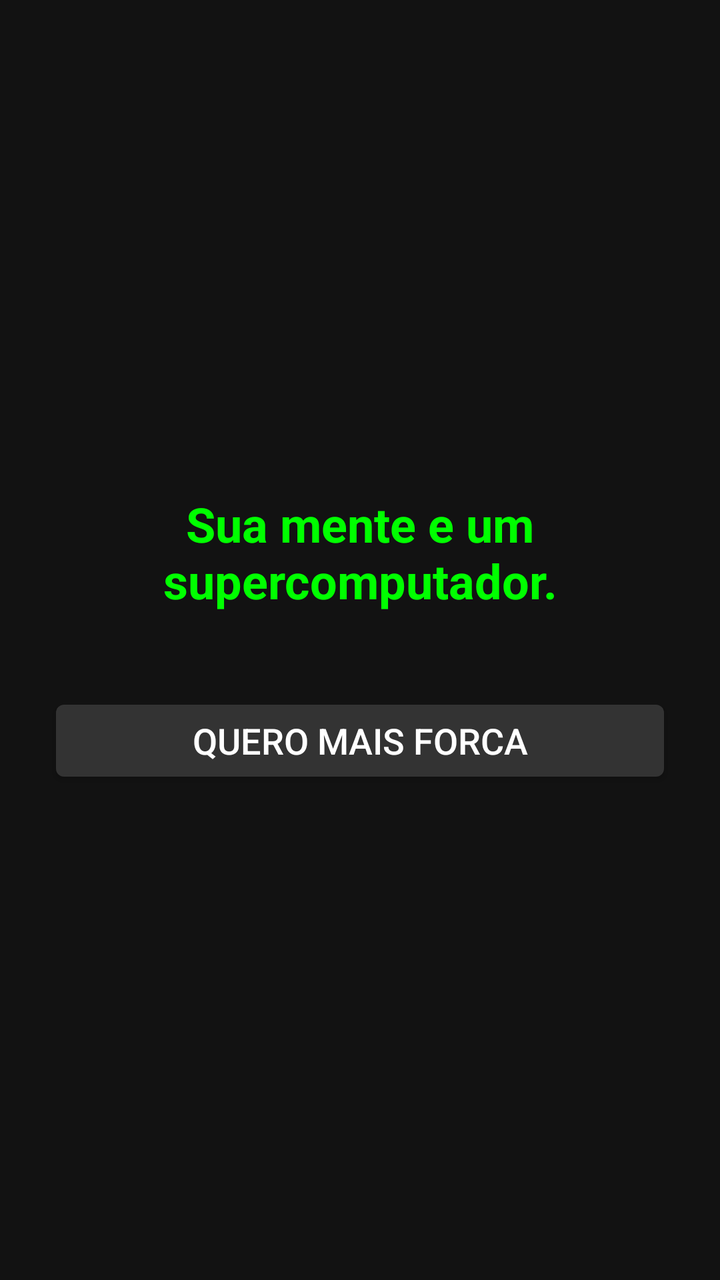
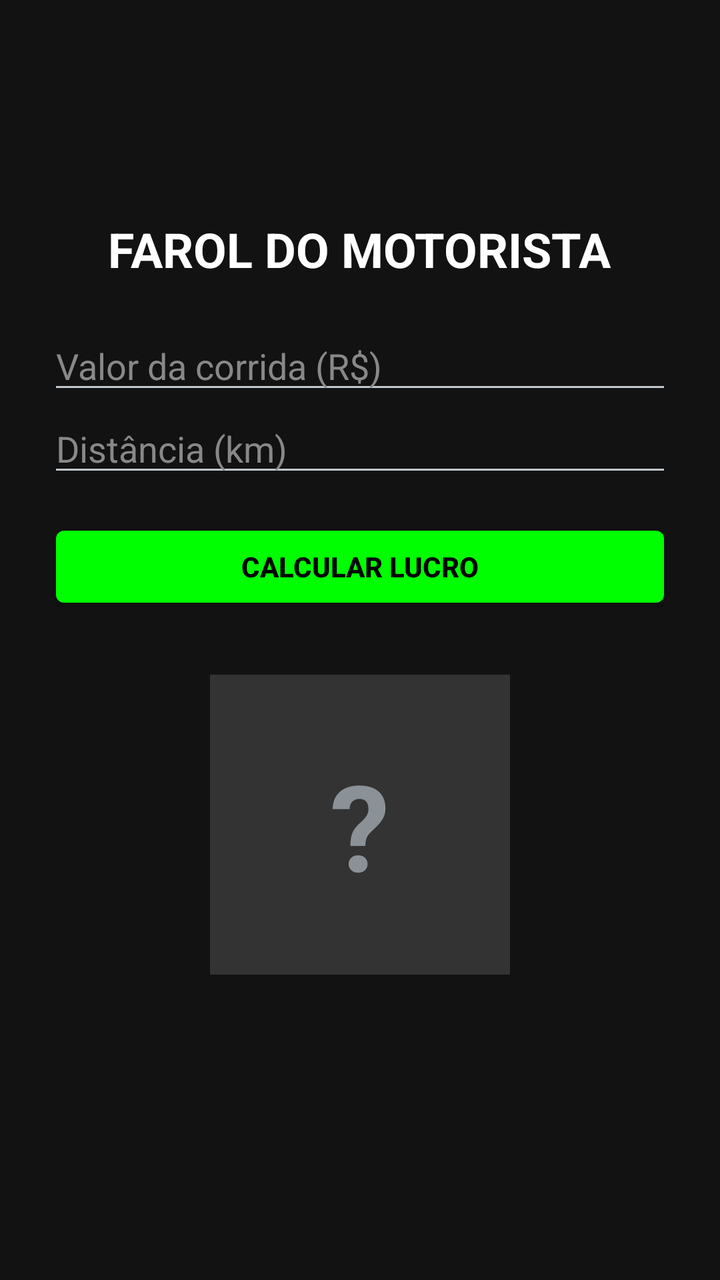

Screens rendered from an Android XML layout before and after an edit, with the pre-edit source and the edit as a unified diff.
<!-- AndroidManifest.xml: application theme android:Theme.DeviceDefault.NoActionBar -->
<!-- res/layout/activity_main.xml -->
<?xml version="1.0" encoding="utf-8"?>
<LinearLayout xmlns:android="http://schemas.android.com/apk/res/android"
    android:layout_width="match_parent"
    android:layout_height="match_parent"
    android:orientation="vertical"
    android:gravity="center"
    android:padding="24dp"
    android:background="#121212">

    <TextView
        android:id="@+id/txtFrase"
        android:layout_width="match_parent"
        android:layout_height="wrap_content"
        android:text="Sua mente e um supercomputador."
        android:textColor="#00FF00"
        android:textSize="24sp"
        android:textStyle="bold"
        android:gravity="center"
        android:layout_marginBottom="40dp" />

    <Button
        android:id="@+id/btnNovaFrase"
        android:layout_width="match_parent"
        android:layout_height="wrap_content"
        android:text="QUERO MAIS FORCA"
        android:backgroundTint="#333333"
        android:textColor="#FFFFFF"
        android:textSize="18sp" />

</LinearLayout>
<!-- resources referenced by this layout -->
<resources>

</resources>

<!-- the commit's change to res/layout/activity_main.xml (unified diff, before → after) -->
@@ -8,23 +8,62 @@
     android:background="#121212">
 
     <TextView
-        android:id="@+id/txtFrase"
+        android:layout_width="wrap_content"
+        android:layout_height="wrap_content"
+        android:text="FAROL DO MOTORISTA"
+        android:textColor="#FFFFFF"
+        android:textSize="24sp"
+        android:textStyle="bold"
+        android:layout_marginBottom="20dp"/>
+
+    <EditText
+        android:id="@+id/editValor"
         android:layout_width="match_parent"
         android:layout_height="wrap_content"
-        android:text="Sua mente e um supercomputador."
-        android:textColor="#00FF00"
-        android:textSize="24sp"
-        android:textStyle="bold"
-        android:gravity="center"
-        android:layout_marginBottom="40dp" />
+        android:hint="Valor da corrida (R$)"
+        android:inputType="numberDecimal"
+        android:textColor="#FFFFFF"
+        android:textColorHint="#888888"/>
+
+    <EditText
+        android:id="@+id/editDistancia"
+        android:layout_width="match_parent"
+        android:layout_height="wrap_content"
+        android:hint="Distância (km)"
+        android:inputType="numberDecimal"
+        android:textColor="#FFFFFF"
+        android:textColorHint="#888888"/>
 
     <Button
-        android:id="@+id/btnNovaFrase"
+        android:id="@+id/btnCalcular"
         android:layout_width="match_parent"
         android:layout_height="wrap_content"
-        android:text="QUERO MAIS FORCA"
-        android:backgroundTint="#333333"
+        android:layout_marginTop="16dp"
+        android:text="Calcular Lucro"
+        android:backgroundTint="#00FF00"
+        android:textColor="#000000"
+        android:textStyle="bold"/>
+
+    
+    <TextView
+        android:id="@+id/txtFarol"
+        android:layout_width="150dp"
+        android:layout_height="150dp"
+        android:layout_marginTop="30dp"
+        android:background="#333333"
+        android:gravity="center"
+        android:text="?"
+        android:textSize="60sp"
+        android:textStyle="bold"/>
+
+    <TextView
+        android:id="@+id/txtResultado"
+        android:layout_width="wrap_content"
+        android:layout_height="wrap_content"
+        android:layout_marginTop="20dp"
+        android:text=""
         android:textColor="#FFFFFF"
-        android:textSize="18sp" />
+        android:textSize="18sp"
+        android:gravity="center"/>
 
 </LinearLayout>
